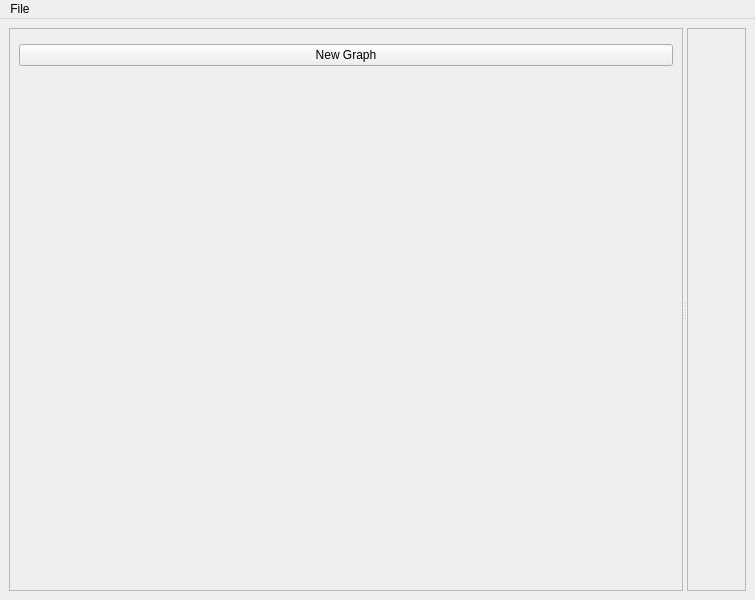
Above: MainWindow.ui from goffrie/grapher before the change. Below: the same form after it.
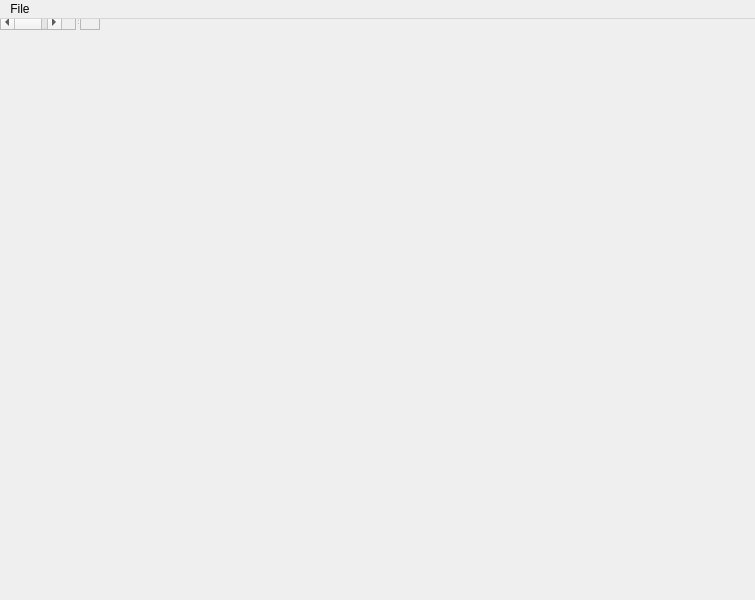
That is the form after the change. Custom widgets are drawn as their Qt base class.

Diff of the .ui file:
```diff
--- a/MainWindow.ui
+++ b/MainWindow.ui
@@ -13,25 +13,28 @@
   <property name="windowTitle">
    <string>Grapher</string>
   </property>
-  <widget class="QWidget" name="centralwidget">
-   <layout class="QHBoxLayout" name="horizontalLayout">
-    <item>
      <widget class="QSplitter" name="splitter">
+   <property name="sizePolicy">
+    <sizepolicy hsizetype="Preferred" vsizetype="Preferred">
+     <horstretch>0</horstretch>
+     <verstretch>0</verstretch>
+    </sizepolicy>
+   </property>
       <property name="orientation">
        <enum>Qt::Horizontal</enum>
       </property>
       <widget class="QScrollArea" name="scrollArea">
        <property name="sizePolicy">
-        <sizepolicy hsizetype="Minimum" vsizetype="Expanding">
+     <sizepolicy hsizetype="MinimumExpanding" vsizetype="Expanding">
          <horstretch>0</horstretch>
          <verstretch>0</verstretch>
         </sizepolicy>
        </property>
        <property name="frameShadow">
-        <enum>QFrame::Raised</enum>
+     <enum>QFrame::Sunken</enum>
        </property>
        <property name="horizontalScrollBarPolicy">
-        <enum>Qt::ScrollBarAlwaysOff</enum>
+     <enum>Qt::ScrollBarAsNeeded</enum>
        </property>
        <property name="widgetResizable">
         <bool>true</bool>
@@ -41,11 +44,20 @@
          <rect>
           <x>0</x>
           <y>0</y>
-          <width>486</width>
-          <height>566</height>
-         </rect>
-        </property>
-        <layout class="QVBoxLayout" name="verticalLayout_3" stretch="0,0,0,1">
+       <width>701</width>
+       <height>574</height>
+      </rect>
+     </property>
+     <property name="sizePolicy">
+      <sizepolicy hsizetype="MinimumExpanding" vsizetype="Preferred">
+       <horstretch>0</horstretch>
+       <verstretch>0</verstretch>
+      </sizepolicy>
+     </property>
+     <layout class="QVBoxLayout" name="scrollAreaLayout" stretch="0,0,1">
+      <property name="sizeConstraint">
+       <enum>QLayout::SetMinimumSize</enum>
+      </property>
          <item>
           <widget class="WindowSettings" name="windowSettings" native="true"/>
          </item>
@@ -80,7 +92,7 @@
         <enum>QFrame::StyledPanel</enum>
        </property>
        <property name="frameShadow">
-        <enum>QFrame::Raised</enum>
+     <enum>QFrame::Sunken</enum>
        </property>
        <layout class="QVBoxLayout" name="verticalLayout">
         <item>
@@ -88,9 +100,6 @@
         </item>
        </layout>
       </widget>
-     </widget>
-    </item>
-   </layout>
   </widget>
   <widget class="QMenuBar" name="menubar">
    <property name="geometry">
```
Left out of the diff: 3 changed lines with no effect on the pictures. Lines whose indentation alone changed are shown as unchanged.
